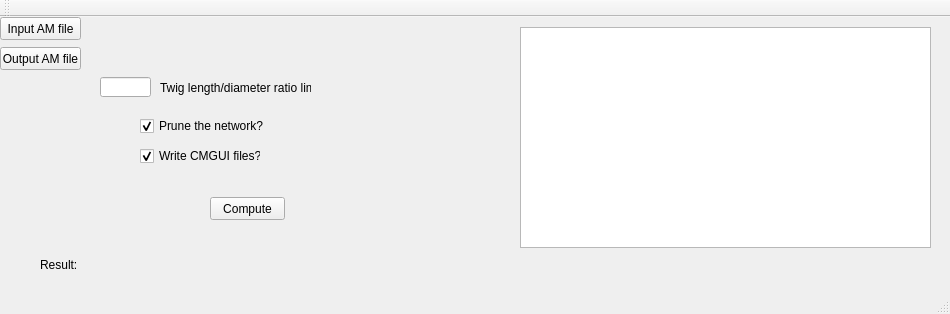
First picture: the form in Qt/Pruner/mainwindow.ui, repository gibbogle/vessel-tools, before the edit.
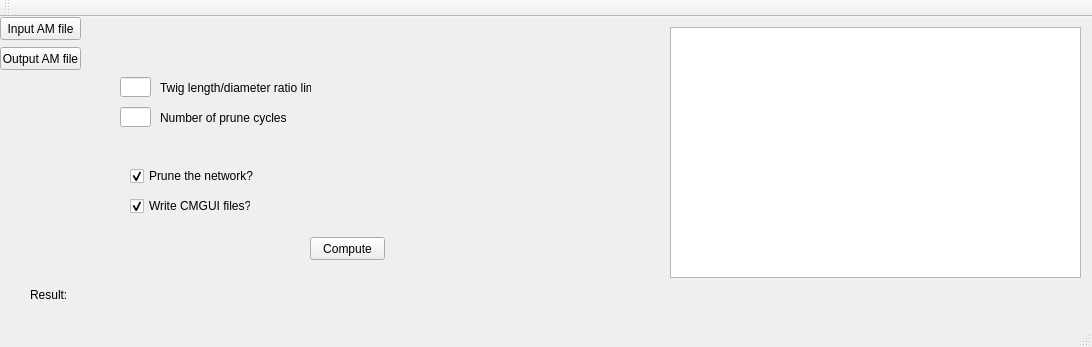
Second picture: the form after the edit.

Commit message: Pruner and topology (to add n_prune_cycles)

The edit to the form file:
```diff
--- a/Qt/Pruner/mainwindow.ui
+++ b/Qt/Pruner/mainwindow.ui
@@ -6,8 +6,8 @@
    <rect>
     <x>0</x>
     <y>0</y>
-    <width>950</width>
-    <height>314</height>
+    <width>1092</width>
+    <height>347</height>
    </rect>
   </property>
   <property name="windowTitle">
@@ -32,7 +32,7 @@
      <rect>
       <x>90</x>
       <y>0</y>
-      <width>421</width>
+      <width>571</width>
       <height>21</height>
      </rect>
     </property>
@@ -43,8 +43,8 @@
    <widget class="QPushButton" name="pushButtonCompute">
     <property name="geometry">
      <rect>
-      <x>210</x>
-      <y>180</y>
+      <x>310</x>
+      <y>220</y>
       <width>75</width>
       <height>23</height>
      </rect>
@@ -56,8 +56,8 @@
    <widget class="QLabel" name="label">
     <property name="geometry">
      <rect>
-      <x>40</x>
-      <y>240</y>
+      <x>30</x>
+      <y>270</y>
       <width>41</width>
       <height>16</height>
      </rect>
@@ -69,9 +69,9 @@
    <widget class="QLabel" name="labelResult">
     <property name="geometry">
      <rect>
-      <x>80</x>
-      <y>240</y>
-      <width>491</width>
+      <x>70</x>
+      <y>270</y>
+      <width>1011</width>
       <height>16</height>
      </rect>
     </property>
@@ -82,10 +82,10 @@
    <widget class="QTextEdit" name="textEdit">
     <property name="geometry">
      <rect>
-      <x>520</x>
+      <x>670</x>
       <y>10</y>
       <width>411</width>
-      <height>221</height>
+      <height>251</height>
      </rect>
     </property>
    </widget>
@@ -107,7 +107,7 @@
      <rect>
       <x>90</x>
       <y>30</y>
-      <width>421</width>
+      <width>571</width>
       <height>21</height>
      </rect>
     </property>
@@ -118,9 +118,9 @@
    <widget class="QLineEdit" name="lineEditRatioLimit">
     <property name="geometry">
      <rect>
-      <x>100</x>
+      <x>120</x>
       <y>60</y>
-      <width>51</width>
+      <width>31</width>
       <height>20</height>
      </rect>
     </property>
@@ -141,8 +141,8 @@
    <widget class="QCheckBox" name="checkBoxPrune">
     <property name="geometry">
      <rect>
-      <x>140</x>
-      <y>100</y>
+      <x>130</x>
+      <y>150</y>
       <width>131</width>
       <height>18</height>
      </rect>
@@ -157,8 +157,8 @@
    <widget class="QCheckBox" name="checkBoxCreateCmgui">
     <property name="geometry">
      <rect>
-      <x>140</x>
-      <y>130</y>
+      <x>130</x>
+      <y>180</y>
       <width>121</width>
       <height>18</height>
      </rect>
@@ -170,6 +170,29 @@
      <bool>true</bool>
     </property>
    </widget>
+   <widget class="QLineEdit" name="lineNprunecycles">
+    <property name="geometry">
+     <rect>
+      <x>120</x>
+      <y>90</y>
+      <width>31</width>
+      <height>20</height>
+     </rect>
+    </property>
+   </widget>
+   <widget class="QLabel" name="label_nprunecycles">
+    <property name="geometry">
+     <rect>
+      <x>160</x>
+      <y>90</y>
+      <width>171</width>
+      <height>21</height>
+     </rect>
+    </property>
+    <property name="text">
+     <string>Number of prune cycles</string>
+    </property>
+   </widget>
   </widget>
   <widget class="QMenuBar" name="menuBar">
    <property name="geometry">
```
Left out of the diff: 4 changed lines with no effect on the pictures. The commit also changes 8 other files.
